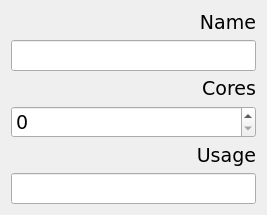
Qt form Lab2_GUI/NetWidget.ui (Cvelth/Comp_Simulation_Projects) before a commit.
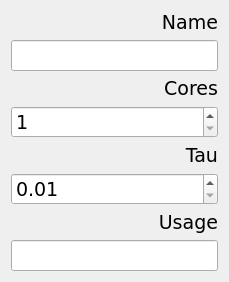
The same form after that commit.

Commit message: Net addition dialog was implemented.

```diff
--- a/Lab2_GUI/NetWidget.ui
+++ b/Lab2_GUI/NetWidget.ui
@@ -6,8 +6,8 @@
    <rect>
     <x>0</x>
     <y>0</y>
-    <width>267</width>
-    <height>210</height>
+    <width>229</width>
+    <height>276</height>
    </rect>
   </property>
   <property name="font">
@@ -53,7 +53,38 @@
       </widget>
      </item>
      <item>
-      <widget class="QSpinBox" name="cores"/>
+      <widget class="QSpinBox" name="cores">
+       <property name="minimum">
+        <number>1</number>
+       </property>
+      </widget>
+     </item>
+    </layout>
+   </item>
+   <item>
+    <layout class="QVBoxLayout" name="verticalLayout_6">
+     <item>
+      <widget class="QLabel" name="label_5">
+       <property name="text">
+        <string>Tau</string>
+       </property>
+       <property name="alignment">
+        <set>Qt::AlignBottom|Qt::AlignRight|Qt::AlignTrailing</set>
+       </property>
+      </widget>
+     </item>
+     <item>
+      <widget class="QDoubleSpinBox" name="tau">
+       <property name="decimals">
+        <number>2</number>
+       </property>
+       <property name="minimum">
+        <double>0.010000000000000</double>
+       </property>
+       <property name="singleStep">
+        <double>0.010000000000000</double>
+       </property>
+      </widget>
      </item>
     </layout>
    </item>
```
The commit also changes 5 other files.
